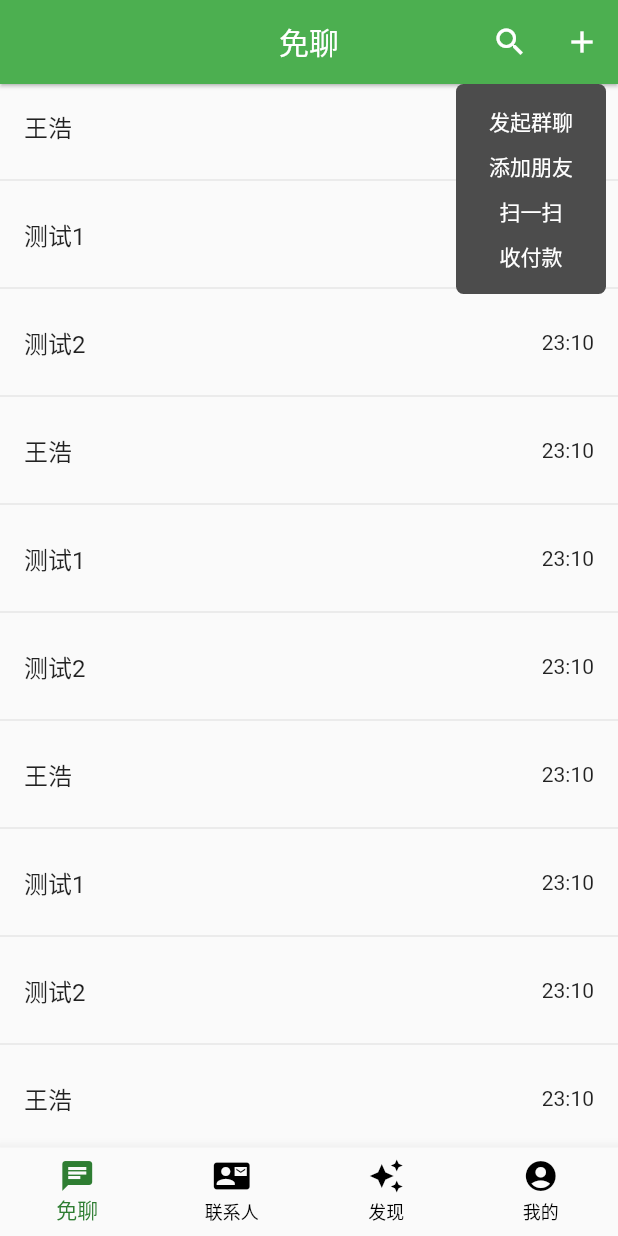
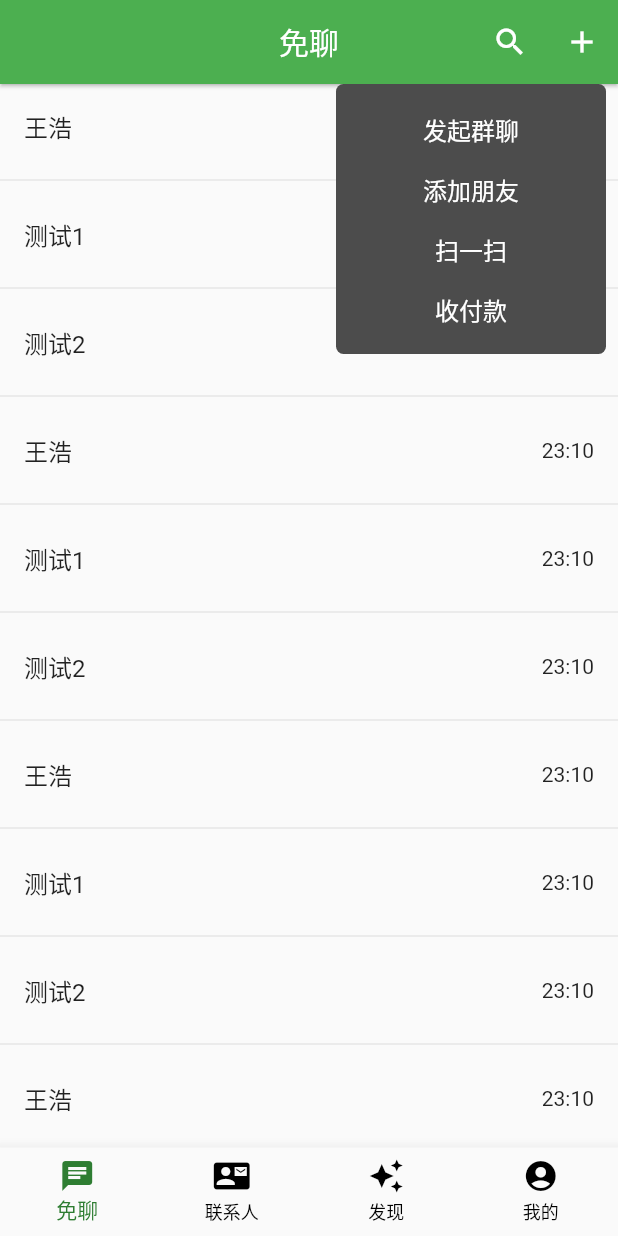
Before and after one commit to wh1246935943/freechat_flutter, a Flutter app: the screen it shows after launch, after a tap on the "add" icon, on a phone screen of 412 x 824 dp. Run offline on Flutter 3.47's test engine with Material 2 defaults, Android fonts, the light colour scheme and no system bars.

```diff
--- a/lib/Chat/GroupSessionBox/index.dart
+++ b/lib/Chat/GroupSessionBox/index.dart
@@ -21,7 +21,7 @@ class _GroupSessionBoxState extends State<GroupSessionBox> {
         centerTitle: true,
         title: Text(name!)
       ),
-      body: const Text('这里展示群聊天的内容')
+      body: Text('这$name页面')
     );
   }
 }
--- a/lib/common/NavbarMoreList/content_box.dart
+++ b/lib/common/NavbarMoreList/content_box.dart
@@ -7,6 +7,8 @@ class ContentBox extends StatelessWidget {
   final double left;
   final Function close;
   List? data = [1, 2, 3, 4];
+
+  double popupWidth = 180;
 
   List list = ["发起群聊", "添加朋友", "扫一扫", "收付款"];
 
@@ -21,10 +23,10 @@ class ContentBox extends StatelessWidget {
   @override
   Widget build(BuildContext context) {
     return Positioned(
-      left: left - 60,
+      left: left - (popupWidth / 2) - 50,
       top: top,
       child: Container(
-        width: 100,
+        width: popupWidth,
         padding: const EdgeInsets.only(
           top: 10,
           bottom: 10,
@@ -39,13 +41,13 @@ class ContentBox extends StatelessWidget {
           mainAxisAlignment: MainAxisAlignment.spaceBetween,
           children: list.map<Widget>((e) => InkWell(
             child: Container(
-              height: 30,
+              height: 40,
               alignment: Alignment.center,
               child: Text(
                 e,
                 style: const TextStyle(
                   color: Colors.white,
-                  fontSize: 14,
+                  fontSize: 16,
                 ),
               ),
             ),
```
